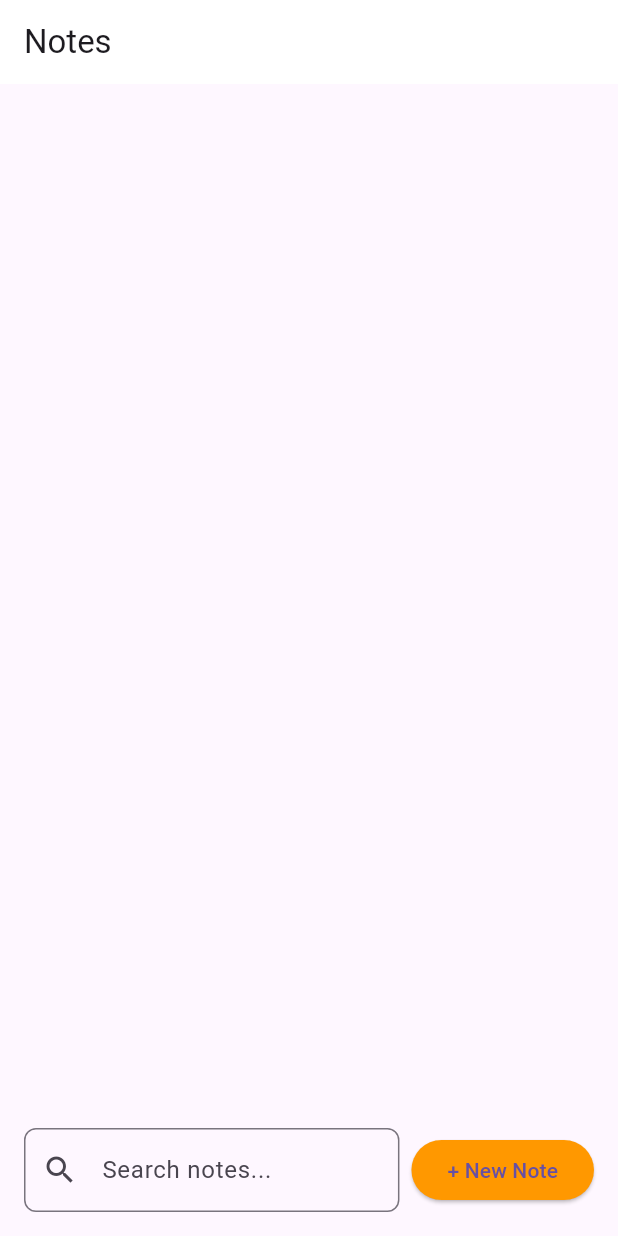
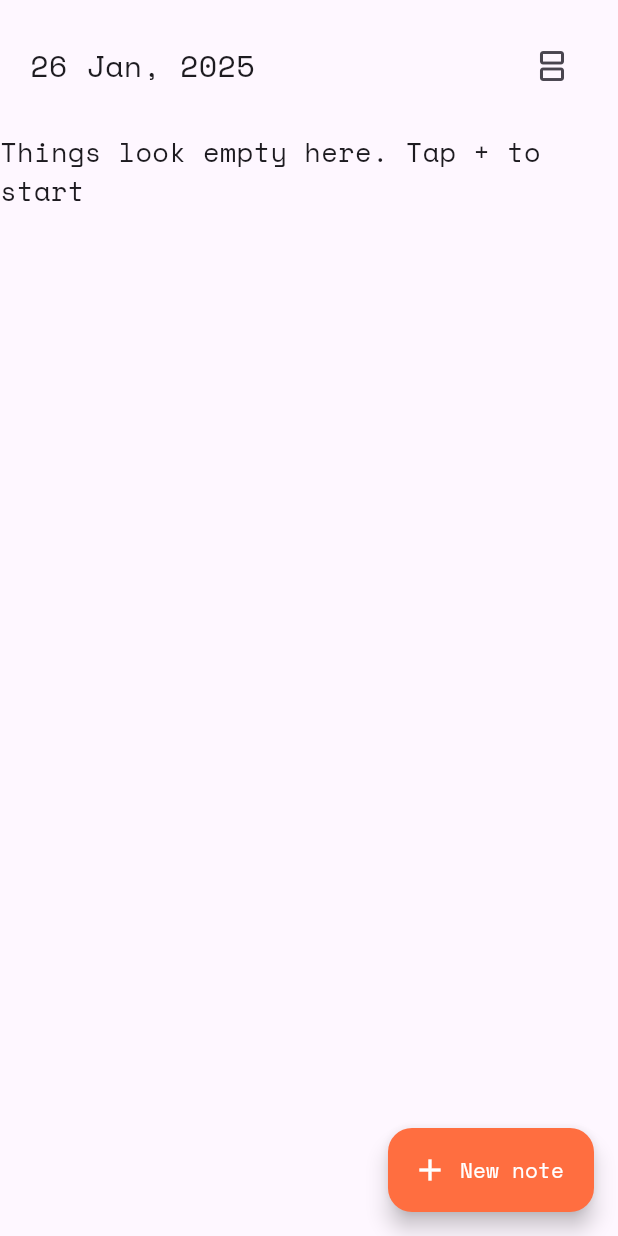
Before and after one commit to Zatfer17/kowalski, a Flutter app: the screen it shows after launch, on a phone screen of 412 x 824 dp. Run offline on Flutter 3.47's test engine with Material 3 defaults, Android fonts, the phone set to English and light mode, and no system bars; our stand-ins replace auto_animated, google_fonts; missing offline and left inert: grpc, protobuf; statements that could not run were skipped.

Commit message:
feat: Add grid view

```diff
--- a/lib/main.dart
+++ b/lib/main.dart
@@ -1,133 +1,16 @@
 import 'package:flutter/material.dart';
-import 'src/client.dart'; // Ensure this is the correct path
-import 'src/generated/service.pb.dart';
+import 'package:kowalski/src/app.dart';
 
 void main() {
-  runApp(NoteApp());
+  runApp(const MyApp());
 }
 
-class NoteApp extends StatelessWidget {
+class MyApp extends StatelessWidget {
+  const MyApp({super.key});
+
+  // This widget is the root of your application.
   @override
   Widget build(BuildContext context) {
-    return MaterialApp(
-      debugShowCheckedModeBanner: false,
-      home: NoteScreen(),
-    );
+    return const App();
   }
 }
-
-class NoteScreen extends StatefulWidget {
-  @override
-  _NoteScreenState createState() => _NoteScreenState();
-}
-
-class _NoteScreenState extends State<NoteScreen> {
-  final Client client = Client();
-  List<Note> notes = [];
-
-  @override
-  void initState() {
-    super.initState();
-    _fetchNotes();
-  }
-
-  Future<void> _fetchNotes() async {
-    final response = await client.listNotes();
-    setState(() {
-      notes = response;
-    });
-  }
-
-  void _openNote(Note note) {
-    // Handle note opening (e.g., navigate to details screen)
-  }
-
-  @override
-  Widget build(BuildContext context) {
-    return Scaffold(
-      appBar: AppBar(
-        title: Text("Notes"),
-        backgroundColor: Colors.white,
-        elevation: 0,
-      ),
-      body: Column(
-        children: [
-          Expanded(
-            child: ListView.builder(
-              padding: EdgeInsets.all(16),
-              itemCount: notes.length,
-              itemBuilder: (context, index) {
-                final note = notes[index];
-                return GestureDetector(
-                  onTap: () => _openNote(note),
-                  child: Card(
-                    elevation: 2,
-                    shape: RoundedRectangleBorder(
-                      borderRadius: BorderRadius.circular(12),
-                    ),
-                    child: Padding(
-                      padding: const EdgeInsets.all(8.0),
-                      child: Row(
-                        children: [
-                          Container(
-                            padding: EdgeInsets.symmetric(horizontal: 8, vertical: 4),
-                            decoration: BoxDecoration(
-                              color: Colors.orange,
-                              borderRadius: BorderRadius.circular(8),
-                            ),
-                            child: Text(
-                              "${note.created}", // Adjust this field as needed
-                              style: TextStyle(color: Colors.white),
-                            ),
-                          ),
-                          SizedBox(width: 8),
-                          Wrap(
-                            spacing: 4,
-                            children: note.tags.map((tag) => Chip(label: Text(tag))).toList(),
-                          ),
-                          SizedBox(width: 8),
-                          Expanded(
-                            child: Text(
-                              note.content,
-                              overflow: TextOverflow.ellipsis,
-                            ),
-                          ),
-                        ],
-                      ),
-                    ),
-                  ),
-                );
-              },
-            ),
-          ),
-          Padding(
-            padding: EdgeInsets.all(16),
-            child: Row(
-              children: [
-                Expanded(
-                  child: TextField(
-                    decoration: InputDecoration(
-                      hintText: "Search notes...",
-                      prefixIcon: Icon(Icons.search),
-                      border: OutlineInputBorder(
-                        borderRadius: BorderRadius.circular(8),
-                      ),
-                    ),
-                  ),
-                ),
-                SizedBox(width: 8),
-                ElevatedButton(
-                  onPressed: () {}, // Implement note creation
-                  child: Text("+ New Note"),
-                  style: ElevatedButton.styleFrom(
-                    backgroundColor: Colors.orange,
-                  ),
-                ),
-              ],
-            ),
-          ),
-        ],
-      ),
-    );
-  }
-}
--- /dev/null
+++ b/lib/src/app.dart
@@ -0,0 +1,17 @@
+import 'package:flutter/material.dart';
+import 'package:kowalski/src/views/home.dart';
+
+class App extends StatelessWidget {
+  const App({super.key});
+
+  @override
+  Widget build(BuildContext context) {
+    return MaterialApp(
+      title: "Kowalski",
+      theme: ThemeData(
+        useMaterial3: true
+      ),
+      home: HomeView()
+    );
+  }
+}
--- a/lib/src/client.dart
+++ /dev/null
@@ -1,44 +0,0 @@
-import 'dart:async';
-import 'package:grpc/grpc.dart';
-import 'generated/service.pb.dart';
-import 'generated/service.pbgrpc.dart';
-
-class Client {
-
-    late ClientChannel channel;
-    late ServiceClient stub;
-
-    Client() {
-        channel = ClientChannel(
-            'localhost',
-            port: 50051,
-            options: ChannelOptions(credentials: ChannelCredentials.insecure())
-        );
-        stub = ServiceClient(
-            channel,
-            options: CallOptions(timeout: Duration(seconds: 30))
-        );
-    }
-
-  // Call AddNote RPC
-  Future<String> addNote(String content, List<String> tags) async {
-    final request = AddRequest()
-      ..content = content
-      ..tags.addAll(tags);
-    final response = await stub.add(request);
-    return response.message;
-  }
-
-  // Call ListNotes RPC to get all notes
-  Future<List<Note>> listNotes() async {
-    final request = ListRequest();
-    final response = await stub.list(request);
-    return response.notes; // Ensure 'notes' is a List<Note>
-  }
-
-
-  // Shutdown the channel when done
-  Future<void> shutdown() async {
-    await channel.shutdown();
-  }
-}
--- /dev/null
+++ b/lib/src/model/note.dart
@@ -0,0 +1,42 @@
+import 'package:kowalski/src/services/grpc/service.pbgrpc.dart' as proto;
+
+class Note {
+  final String name;
+  final DateTime created;
+  final List<String> tags;
+  final String content;
+
+  Note({
+    required this.name,
+    required this.created,
+    required this.tags,
+    required this.content,
+  });
+
+  static DateTime _parseDateTime(String dateStr) {
+  try {
+    return DateTime.parse(dateStr);
+  } catch (e) {
+    return DateTime.fromMillisecondsSinceEpoch(0); // Default fallback (1970-01-01)
+  }
+}
+
+  /// Converts a gRPC Note object to a Dart Note object.
+factory Note.fromGrpc(proto.Note grpcNote) {
+  return Note(
+    name: grpcNote.name,
+    created: _parseDateTime(grpcNote.created),
+    tags: List<String>.from(grpcNote.tags),
+    content: grpcNote.content,
+  );
+}
+
+  /// Converts a Dart Note object back to a gRPC Note object.
+  proto.Note toGrpc() {
+    return proto.Note()
+      ..name = name
+      ..created = created.toIso8601String()
+      ..tags.addAll(tags)
+      ..content = content;
+  }
+}
--- /dev/null
+++ b/lib/src/services/grpc/client.dart
@@ -0,0 +1,48 @@
+import 'dart:async';
+import 'package:grpc/grpc.dart';
+import 'service.pbgrpc.dart';
+
+class Client {
+  late ClientChannel channel;
+  late ServiceClient stub;
+  final StreamController<List<Note>> _notesController = StreamController.broadcast();
+
+  Client() {
+    channel = ClientChannel(
+      'localhost',
+      port: 50051,
+      options: const ChannelOptions(credentials: ChannelCredentials.insecure()),
+    );
+    stub = ServiceClient(
+      channel,
+      options: CallOptions(timeout: const Duration(seconds: 30)),
+    );
+
+    _startListeningForNotes();
+  }
+
+  Stream<List<Note>> get notesStream => _notesController.stream;
+
+  void _startListeningForNotes() async {
+    while (true) {
+      try {
+        final notes = await listNotes();
+        _notesController.add(notes);
+      } catch (e) {
+        _notesController.addError(e);
+      }
+      await Future.delayed(const Duration(seconds: 5)); // Poll every 5 seconds
+    }
+  }
+
+  Future<List<Note>> listNotes() async {
+    final request = ListRequest();
+    final response = await stub.list(request);
+    return response.notes;
+  }
+
+  Future<void> shutdown() async {
+    await _notesController.close();
+    await channel.shutdown();
+  }
+}
--- /dev/null
+++ b/lib/src/views/home.dart
@@ -0,0 +1,85 @@
+import 'package:flutter/material.dart';
+import 'package:google_fonts/google_fonts.dart';
+import 'package:kowalski/src/services/grpc/client.dart';
+import 'package:kowalski/src/views/widgets/empty.dart';
+import 'package:kowalski/src/views/widgets/grid.dart';
+import 'package:kowalski/src/model/note.dart';
+
+class HomeView extends StatefulWidget{
+  const HomeView({super.key});
+
+  @override
+  State<HomeView> createState() => _HomeViewState();
+}
+
+class _HomeViewState extends State<HomeView> {
+
+  bool isListView = true;
+  final Client grpcClient = Client();
+
+  @override
+  Widget build(BuildContext context) {
+    return Scaffold(
+      body: SafeArea(
+        child: Column(
+          children: [
+            Padding(
+              padding: const EdgeInsets.all(20.0),
+              child: Row(
+                mainAxisAlignment: MainAxisAlignment.spaceBetween,
+                children: [
+                  Text(
+                    "26 Jan, 2025",
+                    style: GoogleFonts.spaceMono(fontSize: 20),
+                  ),
+                  IconButton(
+                    onPressed: (){
+                      setState((){
+                        isListView = !isListView;
+                      });
+                    },
+                    icon: Icon(isListView ? Icons.splitscreen : Icons.grid_view)
+                  )
+                ],
+              ),
+            ),
+            Expanded(
+              child: StreamBuilder(
+                stream: grpcClient.notesStream,
+                builder: (context, snapshot) {
+                  if (snapshot.connectionState == ConnectionState.waiting) {
+                    return const Center(child: CircularProgressIndicator());
+                  }
+                  if (snapshot.hasError) {
+                    return Center(child: Text("Error: ${snapshot.error}"));
+                  }
+                    final grpcNotes = snapshot.data;
+                    if (grpcNotes == null || grpcNotes.isEmpty) {
+                      return const EmptyView();
+                    }
+
+                    // Convert gRPC Notes to Dart Notes
+                    final notes = grpcNotes.map((note) => Note.fromGrpc(note)).toList();
+                  return AnimatedSwitcher(
+                    duration: const Duration(milliseconds: 300),
+                    child: Grid(notes: notes),//isListView ? NotesList(notes: notes) : NotesGrid(notes: notes),
+                  );
+                  //return const EmptyView();
+                }
+              ),
+            )
+          ],
+        ),
+      ),
+      floatingActionButton: FloatingActionButton.extended(
+        onPressed: (){},
+        backgroundColor: Colors.deepOrangeAccent,
+        label: Text(
+          "New note",
+          style: GoogleFonts.spaceMono(fontSize: 14, color: Colors.white),
+        ),
+        icon: Icon(Icons.add, color: Colors.white,),
+      ),
+    );
+  }
+}
--- /dev/null
+++ b/lib/src/views/widgets/empty.dart
@@ -0,0 +1,15 @@
+import 'package:flutter/material.dart';
+import 'package:google_fonts/google_fonts.dart';
+
+class EmptyView extends StatelessWidget {
+  const EmptyView({super.key});
+
+  @override
+  Widget build(BuildContext context) {
+    return Column(
+      children: [
+        Text("Things look empty here. Tap + to start", style: GoogleFonts.spaceMono(fontSize: 18),),
+      ],
+    );
+  }
+}
--- a/pubspec.yaml
+++ b/pubspec.yaml
@@ -36,6 +36,8 @@ dependencies:
   cupertino_icons: ^1.0.8
   grpc: ^4.0.1
   protobuf: ^3.1.0
+  google_fonts: ^6.2.1
+  auto_animated: ^3.2.0
 
 dev_dependencies:
   flutter_test:
```
Also changed, not shown: lib/src/views/widgets/grid.dart (added, +27 -0 lines), lib/src/views/widgets/grid_item.dart (added, +51 -0 lines), lib/src/services/grpc/service.pb.dart (renamed from lib/src/generated/service.pb.dart), lib/src/services/grpc/service.pbenum.dart (renamed from lib/src/generated/service.pbenum.dart), lib/src/services/grpc/service.pbgrpc.dart (renamed from lib/src/generated/service.pbgrpc.dart), lib/src/services/grpc/service.pbjson.dart (renamed from lib/src/generated/service.pbjson.dart), lib/src/views/widgets/list.dart (added), 1 other file.
